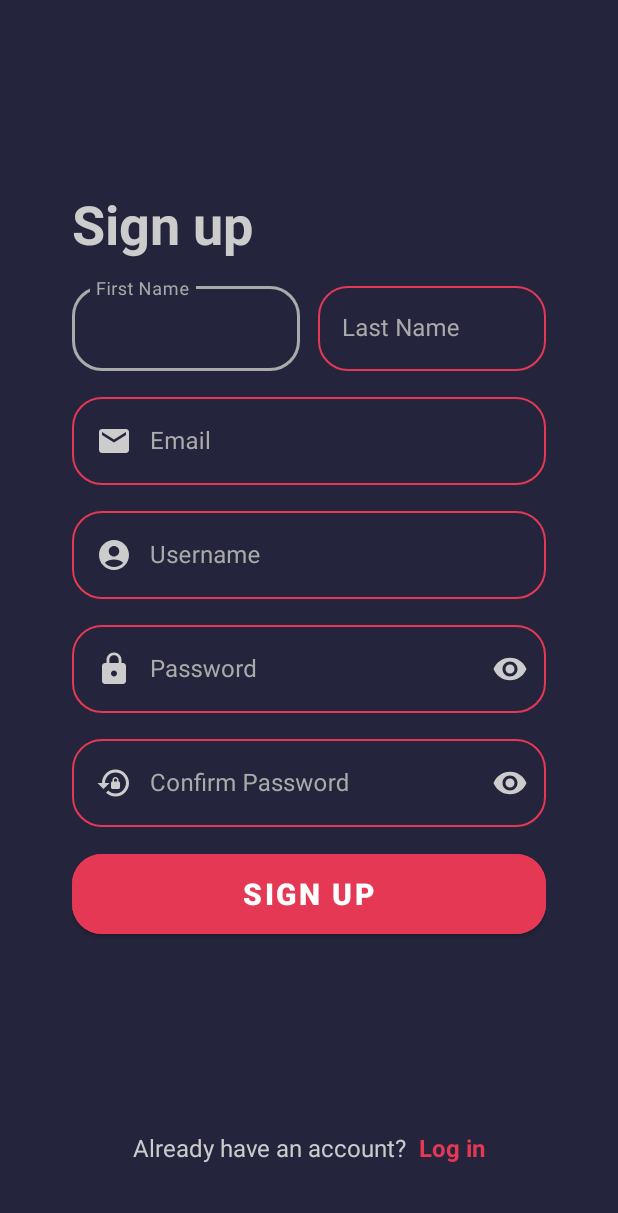
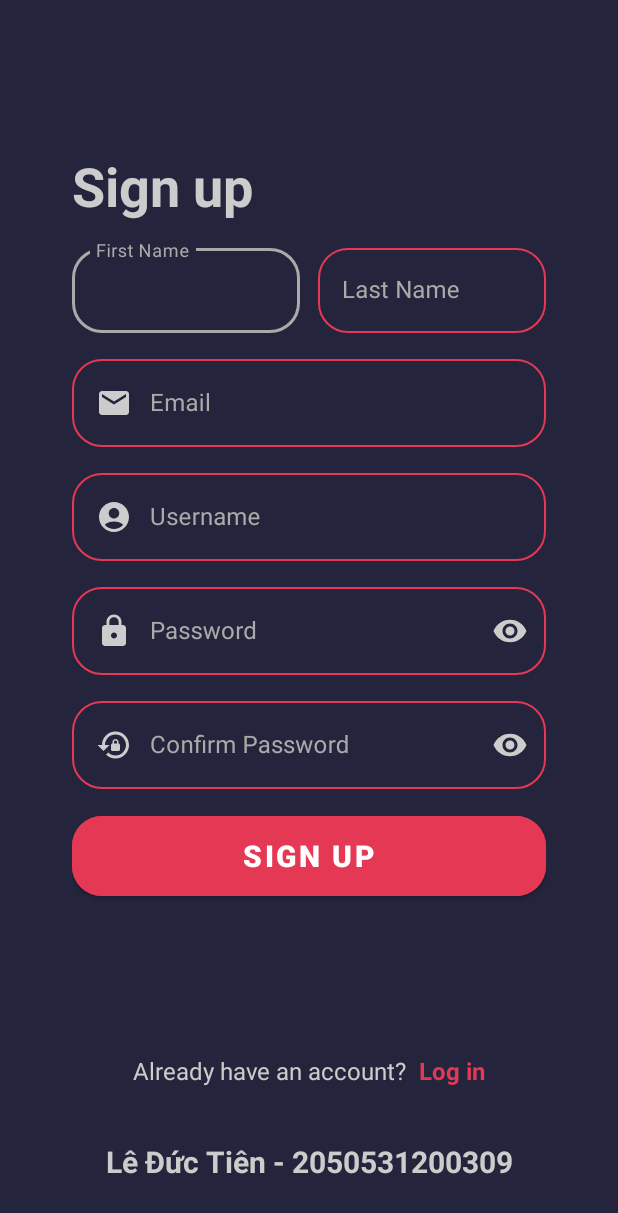
Before and after one commit to LD-Tien/LearnAndroid, an Android app: the SignupActivity screen opened directly, with no data from a screen before it, on a phone screen of 412 x 824 dp. Shown: the top 1213 px of the screen. Run offline under Robolectric (Android 15) with nearby library versions, the phone set to English and light mode, and no system bars; our stand-ins replace Firebase (no records; nobody signed in at launch, a user with empty details on screens opened directly).

Commit message:
Thêm hoten-msv vào giao diện

```diff
--- a/SinhVienCRUD_Firebase/app/src/main/res/layout/activity_signup.xml
+++ b/SinhVienCRUD_Firebase/app/src/main/res/layout/activity_signup.xml
@@ -198,9 +198,13 @@
             app:cornerRadius="20dp" />
     </LinearLayout>
 
-
     <LinearLayout
         android:id="@+id/bottom"
+        android:layout_width="match_parent"
+        android:layout_height="wrap_content"
+        android:layout_alignParentBottom="true"
+        android:orientation="vertical">
+        <LinearLayout
             android:layout_width="match_parent"
             android:layout_height="wrap_content"
             android:layout_alignParentBottom="true"
@@ -226,4 +230,19 @@
                 android:textStyle="bold" />
         </LinearLayout>
 
+        <TextView
+            android:layout_width="match_parent"
+            android:layout_height="wrap_content"
+            android:layout_below="@id/bottom"
+            android:layout_marginStart="12dp"
+            android:layout_marginTop="12dp"
+            android:layout_marginEnd="12dp"
+            android:layout_marginBottom="12dp"
+            android:gravity="center"
+            android:text="Lê Đức Tiên - 2050531200309"
+            android:textColor="@color/light"
+            android:textSize="20dp"
+            android:textStyle="bold" />
+    </LinearLayout>
+
 </RelativeLayout>
```
Also changed, not shown: SinhVienCRUD_Firebase/app/src/main/res/layout/activity_add_sinh_vien.xml (+10 -0 lines), SinhVienCRUD_Firebase/app/src/main/res/layout/activity_login.xml (+10 -0 lines), SinhVienCRUD_Firebase/app/src/main/res/layout/activity_update_sinh_vien.xml (+10 -0 lines). Lines whose indentation alone changed are shown as unchanged.
